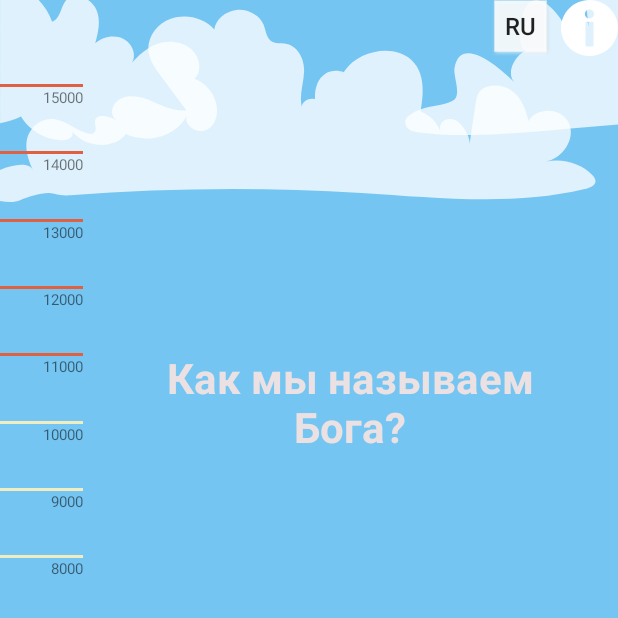
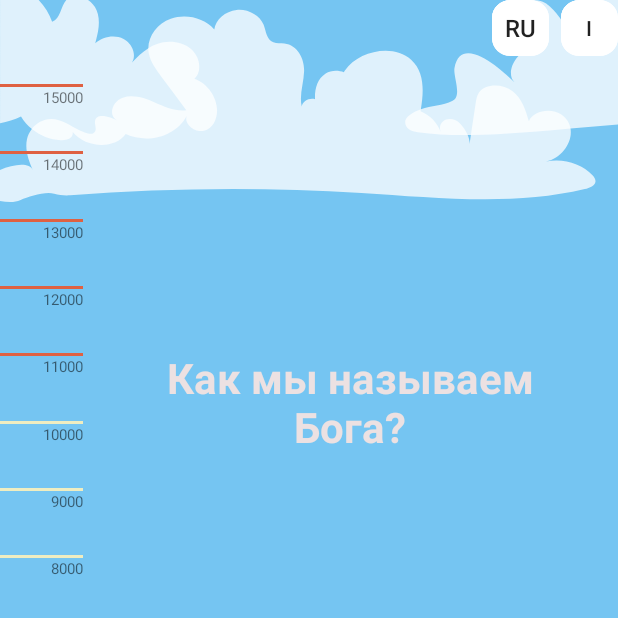
Before and after one commit to vitalydervanowsky/WhoWantsHeaven, an Android app: the screen it shows after launch (MainActivity), after a tap on an icon or button, on a phone screen of 412 x 824 dp, the top half of it. Run offline under Robolectric (Android 15) with nearby library versions, the phone set to English and light mode, and no system bars; 2 other taps on this screen came first.

Commit message:
Мелочи

```diff
--- a/app/src/main/res/layout/activity_main.xml
+++ b/app/src/main/res/layout/activity_main.xml
@@ -343,8 +343,9 @@
         android:id="@+id/buttonRules"
         android:layout_width="38dp"
         android:layout_height="37dp"
-        android:background="@drawable/info"
+        android:background="@drawable/empty_button"
         android:backgroundTint="@color/white"
+        android:text="i"
         app:layout_constraintEnd_toEndOf="parent"
         app:layout_constraintTop_toTopOf="parent" />
 
@@ -353,7 +354,7 @@
         android:layout_width="38dp"
         android:layout_height="37dp"
         android:layout_marginRight="8dp"
-        android:background="@android:drawable/editbox_dropdown_light_frame"
+        android:background="@drawable/empty_button"
         android:backgroundTint="@color/white"
         android:text="Ru"
         android:textSize="16sp"
```
